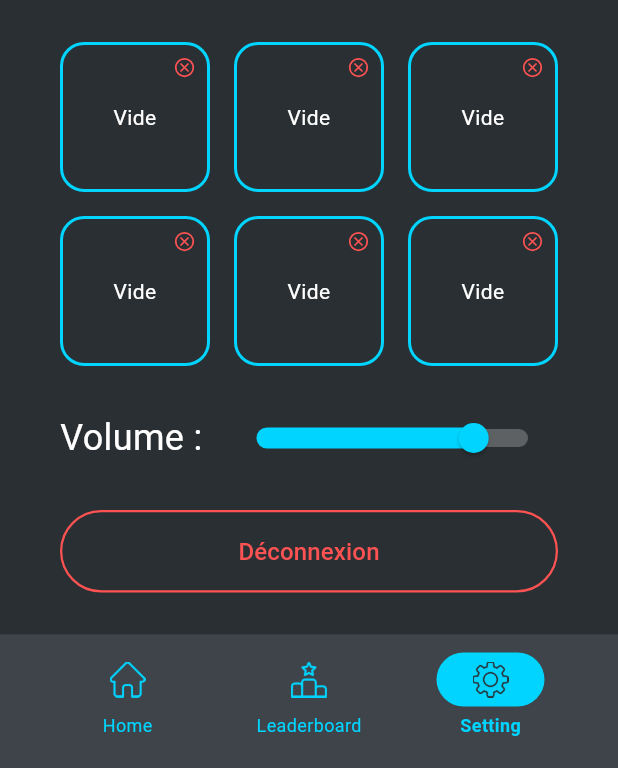
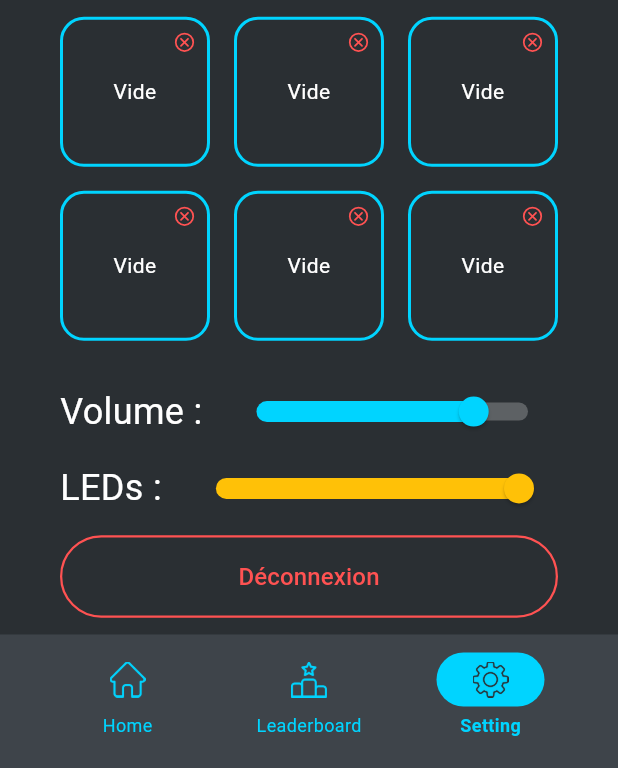
Before and after one commit to Benjaminrbzip/Lumipaff, a Flutter app: the SettingsPage screen opened by its route, on a phone screen of 412 x 824 dp, the part 468-1236 px from its top. Run offline on Flutter 3.47's test engine with Material 3 defaults, Android fonts, the phone set to English and light mode, and no system bars; our stand-ins replace firebase_auth, firebase_core, firebase_database, flutter_blue_plus, flutter_svg; accounts and stored records are empty; statements that could not run were skipped.

Commit message:
ajout pods favoris et luminosité

```diff
--- a/Application/lib/main.dart
+++ b/Application/lib/main.dart
@@ -3,6 +3,7 @@ import 'package:firebase_core/firebase_core.dart';
 import 'package:firebase_auth/firebase_auth.dart';
 import 'app_routes.dart';
 import 'res/colors.dart';
+import 'services/bluetooth_service.dart';
 
 void main() async {
   WidgetsFlutterBinding.ensureInitialized();
@@ -11,6 +12,9 @@ void main() async {
   // Determine initial route based on auth state
   final currentUser = FirebaseAuth.instance.currentUser;
   final initialRoute = currentUser != null ? AppRoutes.home : AppRoutes.login;
+
+  // Initialisation du Bluetooth pour l'auto-connexion
+  AppBleService().init();
 
   runApp(LumiPaffApp(initialRoute: initialRoute));
 }
--- a/Application/lib/ui/pages/settings_page.dart
+++ b/Application/lib/ui/pages/settings_page.dart
@@ -18,22 +18,65 @@ class SettingsPage extends StatefulWidget {
 
 class _SettingsPageState extends State<SettingsPage> {
   double _volume = 0.8;
+  double _ledBrightness = 255.0; // Par défaut à 100%
   final AppBleService _bleService = AppBleService();
+  String? _savedPodMac;
+  bool _isLoadingSaved = true;
 
   @override
   void initState() {
     super.initState();
     _bleService.init();
+    _loadSavedPod().then((_) {
+      _bleService.autoConnectSavedPod();
+    });
   }
 
-  Widget _buildPodWidget(String name, bool isConnected, {VoidCallback? onTap}) {
+  Future<void> _loadSavedPod() async {
+    final mac = await AuthService().getPodMac();
+    if (mounted) {
+      setState(() {
+        _savedPodMac = mac;
+        _isLoadingSaved = false;
+      });
+    }
+  }
+
+  Future<void> _saveCurrentPod(String mac) async {
+    await AuthService().savePodMac(mac);
+    if (mounted) {
+      setState(() {
+        _savedPodMac = mac;
+      });
+      ScaffoldMessenger.of(context).showSnackBar(
+        const SnackBar(content: Text('Pod enregistré comme favori !')),
+      );
+    }
+  }
+
+  Future<void> _removeCurrentPod() async {
+    await AuthService().removePodMac();
+    if (mounted) {
+      setState(() {
+        _savedPodMac = null;
+      });
+      ScaffoldMessenger.of(context).showSnackBar(
+        const SnackBar(content: Text('Favori supprimé !')),
+      );
+    }
+  }
+
+  Widget _buildPodWidget(String name, bool isConnected, bool isSaved, {VoidCallback? onTap}) {
     return GestureDetector(
       onTap: onTap,
       child: Container(
       decoration: BoxDecoration(
         color: Colors.transparent,
         borderRadius: BorderRadius.circular(16),
-        border: Border.all(color: kCyanColor, width: 2),
+        border: Border.all(
+          color: isSaved ? Colors.amber : kCyanColor,
+          width: isSaved ? 3 : 2,
+        ),
       ),
       child: Stack(
         children: [
@@ -41,9 +84,10 @@ class _SettingsPageState extends State<SettingsPage> {
             child: Text(
               name,
               textAlign: TextAlign.center,
-              style: const TextStyle(
-                color: Colors.white,
+              style: TextStyle(
+                color: isSaved ? Colors.amber : Colors.white,
                 fontSize: 14,
+                fontWeight: isSaved ? FontWeight.bold : FontWeight.normal,
                 height: 1.3,
               ),
             ),
@@ -51,10 +95,20 @@ class _SettingsPageState extends State<SettingsPage> {
           Positioned(
             top: 8,
             right: 8,
-            child: SvgPicture.asset(
-              isConnected ? AppAssets.iconBluetooth : AppAssets.iconErrorX,
-              width: 14,
-              height: 14,
+            child: Row(
+              mainAxisSize: MainAxisSize.min,
+              children: [
+                if (isSaved) ...[
+                  const Icon(Icons.star, color: Colors.amber, size: 14),
+                  const SizedBox(width: 4),
+                ],
+                SvgPicture.asset(
+                  isConnected ? AppAssets.iconBluetooth : AppAssets.iconErrorX,
+                  width: 14,
+                  height: 14,
+                  colorFilter: isSaved ? const ColorFilter.mode(Colors.amber, BlendMode.srcIn) : null,
+                ),
+              ],
             ),
           ),
         ],
@@ -108,9 +162,12 @@ class _SettingsPageState extends State<SettingsPage> {
                           if (index < deviceList.length) {
                             final device = deviceList[index];
                             final isConnected = connectedDevices.contains(device);
+                            final isSaved = device.remoteId.toString() == _savedPodMac;
+
                             return _buildPodWidget(
                               device.advName.isEmpty ? 'Pod\n${index + 1}' : device.advName.replaceAll('_', '\n'),
                               isConnected,
+                              isSaved,
                               onTap: () {
                                 if (!isConnected) {
                                   _bleService.connectToDevice(device);
@@ -119,7 +176,7 @@ class _SettingsPageState extends State<SettingsPage> {
                             );
                           } else {
                             // Cases vides pour remplir la grille
-                            return _buildPodWidget('Vide', false);
+                            return _buildPodWidget('Vide', false, false);
                           }
                         },
                       );
@@ -127,6 +184,25 @@ class _SettingsPageState extends State<SettingsPage> {
                   );
                 },
               ),
+            ),
+            const SizedBox(height: 16),
+            ValueListenableBuilder<List<BluetoothDevice>>(
+              valueListenable: _bleService.connectedDevicesNotifier,
+              builder: (context, connectedDevices, _) {
+                if (connectedDevices.isEmpty) return const SizedBox.shrink();
+
+                final currentDevice = connectedDevices.first;
+                final isSaved = currentDevice.remoteId.toString() == _savedPodMac;
+
+                return Padding(
+                  padding: const EdgeInsets.symmetric(horizontal: 40.0),
+                  child: SecondaryButton(
+                    label: isSaved ? 'Retirer ce favori' : 'Enregistrer ce Pod',
+                    color: isSaved ? Colors.redAccent : kCyanColor,
+                    onPressed: () => isSaved ? _removeCurrentPod() : _saveCurrentPod(currentDevice.remoteId.toString()),
+                  ),
+                );
+              },
             ),
             const Spacer(),
             // Volume Slider
@@ -168,6 +244,48 @@ class _SettingsPageState extends State<SettingsPage> {
               ),
             ),
             const Spacer(),
+            // LED Brightness Slider
+            Padding(
+              padding: const EdgeInsets.symmetric(horizontal: 40.0),
+              child: Row(
+                children: [
+                  const Text(
+                    'LEDs :',
+                    style: TextStyle(
+                      color: Colors.white,
+                      fontSize: 24,
+                      fontWeight: FontWeight.w400,
+                    ),
+                  ),
+                  const SizedBox(width: 16),
+                  Expanded(
+                    child: SliderTheme(
+                      data: SliderTheme.of(context).copyWith(
+                        activeTrackColor: Colors.amber,
+                        inactiveTrackColor: Colors.white24,
+                        thumbColor: Colors.amber,
+                        trackHeight: 12.0,
+                        thumbShape: const RoundSliderThumbShape(enabledThumbRadius: 10.0),
+                        overlayColor: Colors.amber.withOpacity(0.2),
+                        overlayShape: const RoundSliderOverlayShape(overlayRadius: 20.0),
+                      ),
+                      child: Slider(
+                        value: _ledBrightness,
+                        min: 0.0,
+                        max: 255.0,
+                        onChanged: (val) {
+                          setState(() {
+                            _ledBrightness = val;
+                          });
+                          _bleService.setBrightness(val.toInt());
+                        },
+                      ),
+                    ),
+                  ),
+                ],
+              ),
+            ),
+            const Spacer(),
             // Déconnexion
             Padding(
               padding: const EdgeInsets.symmetric(horizontal: 40.0),
```
Also changed, not shown: Application/lib/services/auth_service.dart (+39 -0 lines), Application/lib/services/bluetooth_service.dart (+59 -0 lines), 1 other file.
